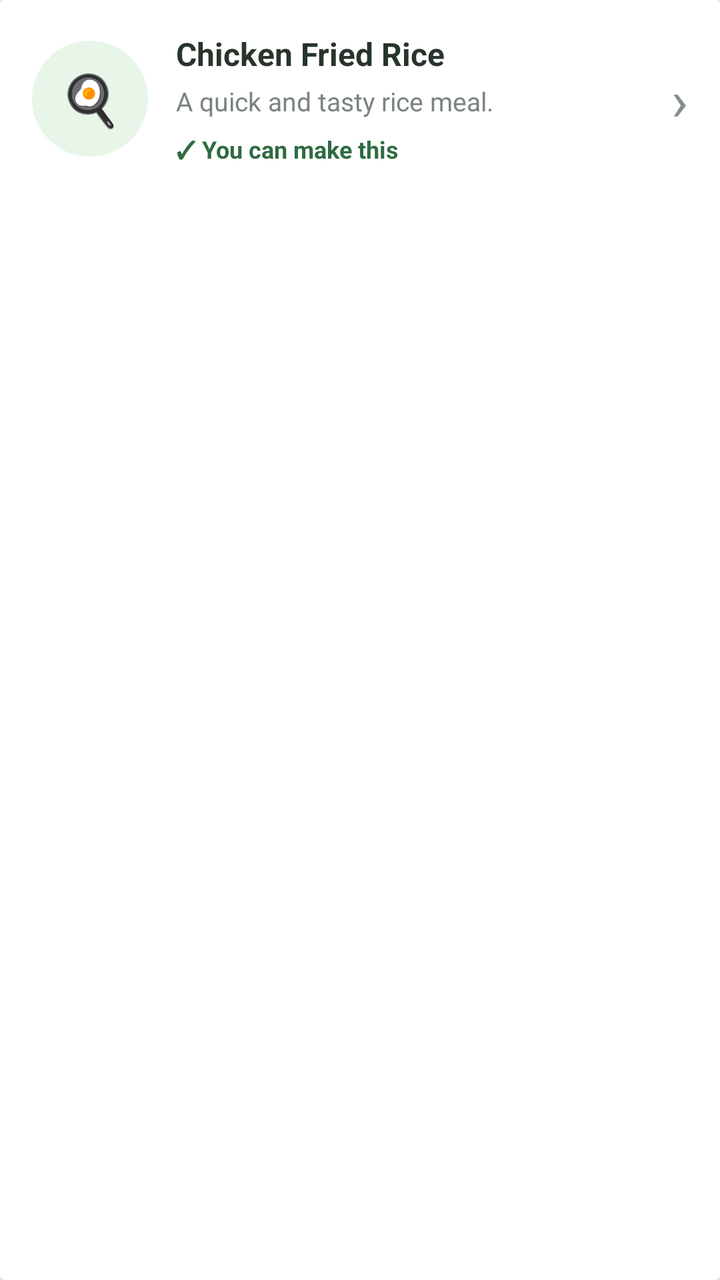
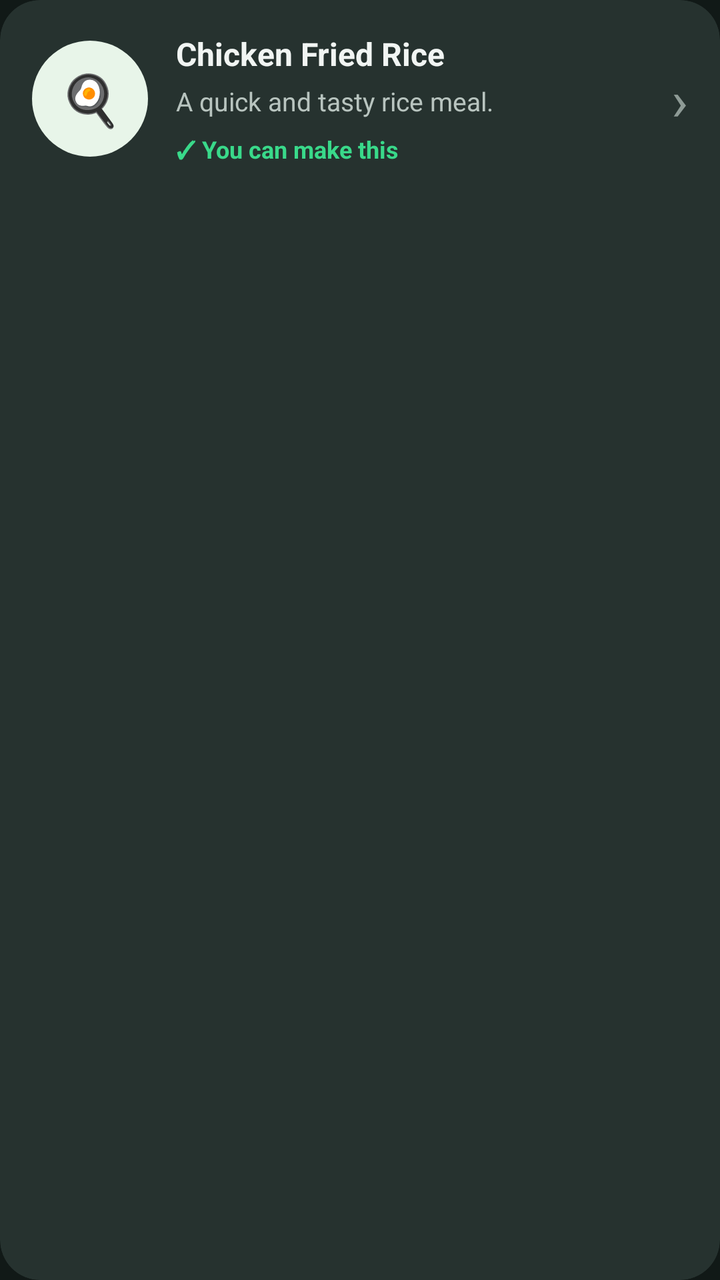

Screens rendered from an Android XML layout before and after an edit, with the pre-edit source and the edit as a unified diff.
<!-- AndroidManifest.xml: application theme Theme.SmartPantryManager -->
<!-- res/layout/item_recipe.xml -->
<?xml version="1.0" encoding="utf-8"?>
<androidx.cardview.widget.CardView
    xmlns:android="http://schemas.android.com/apk/res/android"
    android:layout_width="match_parent"
    android:layout_height="wrap_content"
    android:layout_marginBottom="12dp"
    android:backgroundTint="#FFFFFF"
    android:elevation="0dp"
    android:radius="20dp">

    <LinearLayout
        android:layout_width="match_parent"
        android:layout_height="wrap_content"
        android:gravity="center_vertical"
        android:orientation="horizontal"
        android:padding="16dp">

        
        <TextView
            android:id="@+id/recipeIcon"
            android:layout_width="58dp"
            android:layout_height="58dp"
            android:background="@drawable/icon_circle_green"
            android:gravity="center"
            android:text="🍳"
            android:textSize="25sp" />

        
        <LinearLayout
            android:layout_width="0dp"
            android:layout_height="wrap_content"
            android:layout_marginStart="14dp"
            android:layout_weight="1"
            android:orientation="vertical">

            <TextView
                android:id="@+id/recipeName"
                android:layout_width="wrap_content"
                android:layout_height="wrap_content"
                android:text="Chicken Fried Rice"
                android:textColor="#27352B"
                android:textSize="16sp"
                android:textStyle="bold" />

            <TextView
                android:id="@+id/recipeDescription"
                android:layout_width="wrap_content"
                android:layout_height="wrap_content"
                android:layout_marginTop="4dp"
                android:maxLines="2"
                android:text="A quick and tasty rice meal."
                android:textColor="#7A857E"
                android:textSize="13sp" />

            <TextView
                android:id="@+id/recipeMatchStatus"
                android:layout_width="wrap_content"
                android:layout_height="wrap_content"
                android:layout_marginTop="7dp"
                android:text="✓ You can make this"
                android:textColor="#2F6B42"
                android:textSize="12sp"
                android:textStyle="bold" />

        </LinearLayout>

        
        <TextView
            android:layout_width="wrap_content"
            android:layout_height="wrap_content"
            android:text="›"
            android:textColor="#839087"
            android:textSize="28sp" />

    </LinearLayout>

</androidx.cardview.widget.CardView>
<!-- resources referenced by this layout -->
<resources>
  <!-- drawable icon_circle_green (drawable) -->
  <?xml version="1.0" encoding="utf-8"?>
  <shape xmlns:android="http://schemas.android.com/apk/res/android"
      android:shape="oval">
  
      <solid android:color="#E8F5E9" />
  
  </shape>
  <style name="Theme.SmartPantryManager" parent="Base.Theme.SmartPantryManager" />
  <style name="Base.Theme.SmartPantryManager" parent="Theme.Material3.DayNight.NoActionBar">
          
          
      </style>
</resources>

<!-- the commit's change to res/layout/item_recipe.xml (unified diff, before → after) -->
@@ -1,12 +1,13 @@
 <?xml version="1.0" encoding="utf-8"?>
 <androidx.cardview.widget.CardView
     xmlns:android="http://schemas.android.com/apk/res/android"
+    xmlns:app="http://schemas.android.com/apk/res-auto"
     android:layout_width="match_parent"
     android:layout_height="wrap_content"
     android:layout_marginBottom="12dp"
-    android:backgroundTint="#FFFFFF"
-    android:elevation="0dp"
-    android:radius="20dp">
+    app:cardBackgroundColor="@color/surface_card"
+    app:cardCornerRadius="20dp"
+    app:cardElevation="0dp">
 
     <LinearLayout
         android:layout_width="match_parent"
@@ -38,7 +39,7 @@
                 android:layout_width="wrap_content"
                 android:layout_height="wrap_content"
                 android:text="Chicken Fried Rice"
-                android:textColor="#27352B"
+                android:textColor="@color/text_primary_dark"
                 android:textSize="16sp"
                 android:textStyle="bold" />
 
@@ -49,7 +50,7 @@
                 android:layout_marginTop="4dp"
                 android:maxLines="2"
                 android:text="A quick and tasty rice meal."
-                android:textColor="#7A857E"
+                android:textColor="@color/text_secondary_dark"
                 android:textSize="13sp" />
 
             <TextView
@@ -58,7 +59,7 @@
                 android:layout_height="wrap_content"
                 android:layout_marginTop="7dp"
                 android:text="✓ You can make this"
-                android:textColor="#2F6B42"
+                android:textColor="@color/primary_green"
                 android:textSize="12sp"
                 android:textStyle="bold" />
 
@@ -69,7 +70,7 @@
             android:layout_width="wrap_content"
             android:layout_height="wrap_content"
             android:text="›"
-            android:textColor="#839087"
+            android:textColor="@color/text_muted_dark"
             android:textSize="28sp" />
 
     </LinearLayout>
<!-- resource entries referenced after the edit -->
@@ -1,5 +1,10 @@
 <!-- resources referenced by this layout -->
 <resources>
+  <color name="primary_green">#39D98A</color>
+  <color name="surface_card">#26322F</color>
+  <color name="text_muted_dark">#8E9B96</color>
+  <color name="text_primary_dark">#F1F5F3</color>
+  <color name="text_secondary_dark">#B8C4BF</color>
   <!-- drawable icon_circle_green (drawable) -->
   <?xml version="1.0" encoding="utf-8"?>
   <shape xmlns:android="http://schemas.android.com/apk/res/android"
@@ -9,9 +14,29 @@
   
   </shape>
   <style name="Theme.SmartPantryManager" parent="Base.Theme.SmartPantryManager" />
-  <style name="Base.Theme.SmartPantryManager" parent="Theme.Material3.DayNight.NoActionBar">
-          
-          
+  <style name="Base.Theme.SmartPantryManager" parent="Theme.Material3.Dark.NoActionBar">
+  
+          <item name="colorPrimary">@color/primary_green</item>
+          <item name="colorOnPrimary">@color/black</item>
+  
+          <item name="colorSecondary">@color/primary_green_dark</item>
+          <item name="colorOnSecondary">@color/text_primary_dark</item>
+  
+          <item name="colorSurface">@color/surface_dark</item>
+          <item name="colorOnSurface">@color/text_primary_dark</item>
+  
+          <item name="android:windowBackground">@color/background_dark</item>
+          <item name="android:colorAccent">@color/primary_green</item>
+  
+          <item name="android:statusBarColor">@color/background_dark</item>
+          <item name="android:navigationBarColor">@color/background_dark</item>
+  
+          <item name="android:windowLightStatusBar">false</item>
+  
       </style>
+  <color name="black">#FF000000</color>
+  <color name="primary_green_dark">#1F8F5B</color>
+  <color name="surface_dark">#1C2523</color>
+  <color name="background_dark">#111917</color>
 </resources>
 
